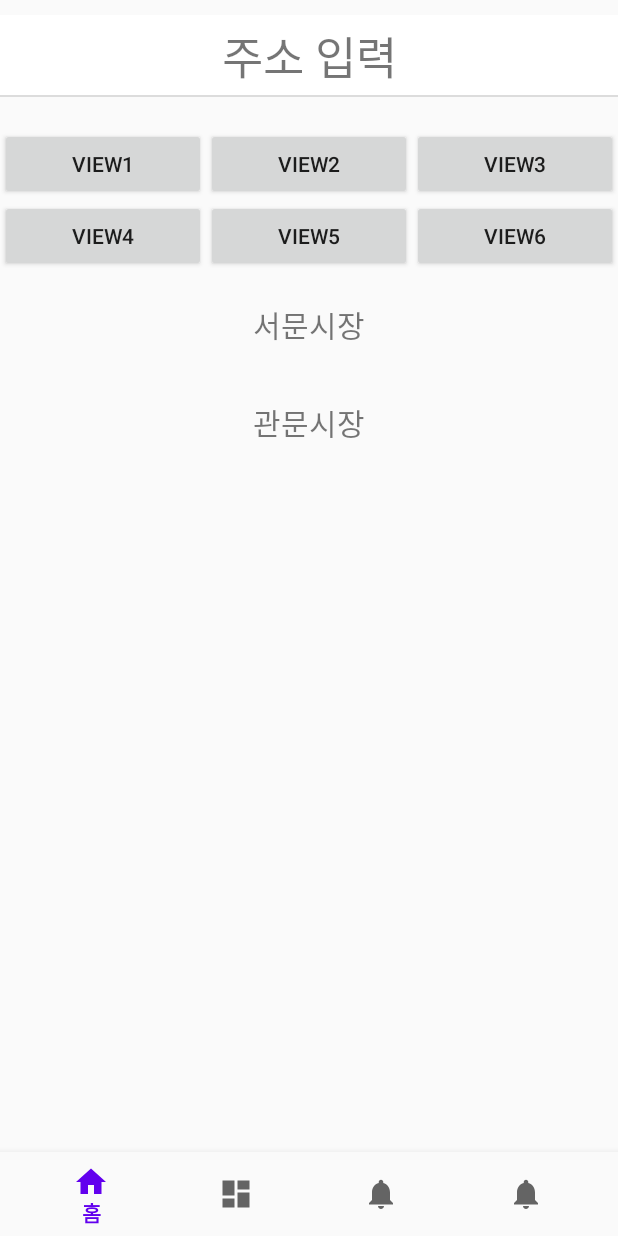
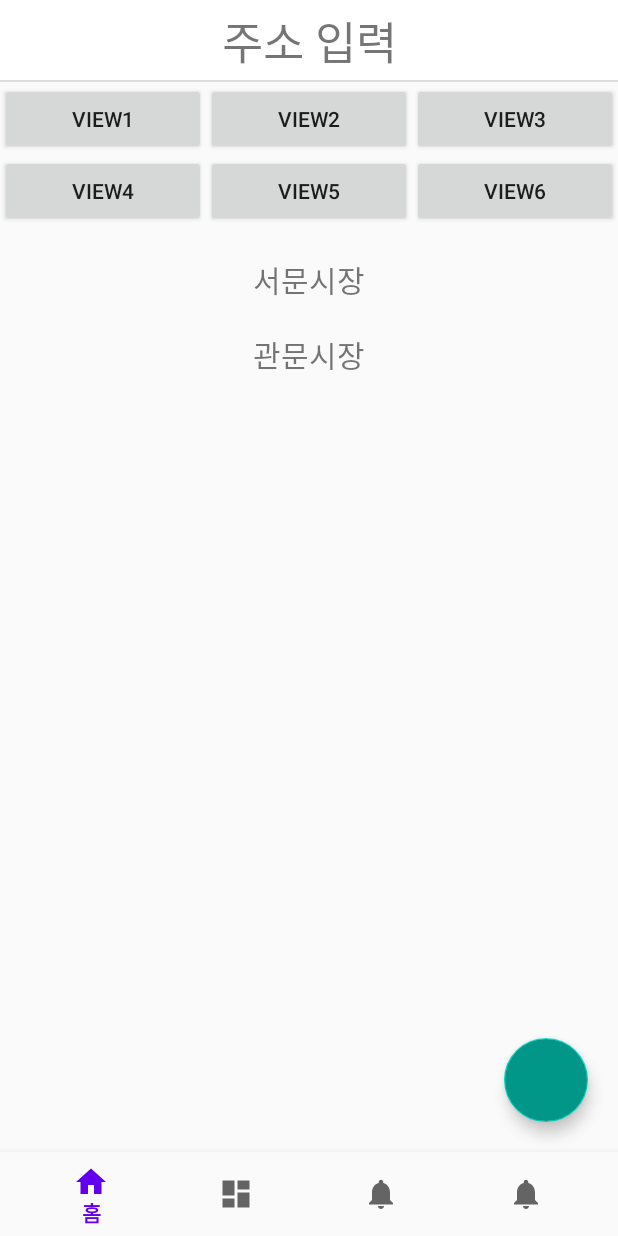
Before and after one commit to goddl717/find_sijang, an Android app: the screen it shows after launch (MainActivity), on a phone screen of 412 x 824 dp. Run offline under Robolectric (Android 15) with nearby library versions, the phone set to English and light mode, and no system bars; our stand-ins replace Firebase (no records; nobody signed in at launch, a user with empty details on screens opened directly), navigation-ui.

Commit message:
FloattingActionButton 구현

```diff
--- a/app/src/main/java/com/example/myapplication/model/Store.java
+++ b/app/src/main/java/com/example/myapplication/model/Store.java
@@ -1,6 +1,4 @@
 package com.example.myapplication.model;
-
-import com.example.myapplication.model.Item;
 
 import java.util.HashMap;
 import java.util.Map;
--- a/app/src/main/java/com/example/myapplication/navfragment/home/HomeFragment.java
+++ b/app/src/main/java/com/example/myapplication/navfragment/home/HomeFragment.java
@@ -1,5 +1,6 @@
 package com.example.myapplication.navfragment.home;
 
+import android.content.Context;
 import android.content.Intent;
 import android.content.SharedPreferences;
 import android.os.Bundle;
@@ -8,7 +9,10 @@ import android.util.Log;
 import android.view.LayoutInflater;
 import android.view.View;
 import android.view.ViewGroup;
+import android.view.animation.Animation;
+import android.view.animation.AnimationUtils;
 import android.widget.TextView;
+import android.widget.Toast;
 
 import androidx.annotation.NonNull;
 import androidx.fragment.app.Fragment;
@@ -20,6 +24,7 @@ import com.example.myapplication.R;
 
 import com.example.myapplication.model.Market;
 import com.example.myapplication.model.Store;
+import com.google.android.material.floatingactionbutton.FloatingActionButton;
 import com.google.firebase.database.DataSnapshot;
 import com.google.firebase.database.DatabaseError;
 import com.google.firebase.database.FirebaseDatabase;
@@ -31,7 +36,7 @@ import java.util.ArrayList;
 
 import static android.app.Activity.RESULT_OK;
 
-public class HomeFragment extends Fragment {
+public class HomeFragment extends Fragment implements View.OnClickListener{
 
 
     private TextView text_address;
@@ -43,7 +48,11 @@ public class HomeFragment extends Fragment {
     private ArrayList<Store> storeArrayList = new ArrayList<Store>();
     private ArrayList<String> storeKey = new ArrayList<String>();
 
-
+    //  floating actionbar
+    private Context mContext;
+    private FloatingActionButton fab_main, fab_sub1, fab_sub2;
+    private Animation fab_open, fab_close;
+    private boolean isFabOpen = false;
 
     public View onCreateView(@NonNull LayoutInflater inflater,
                              ViewGroup container, Bundle savedInstanceState) {
@@ -105,9 +114,16 @@ public class HomeFragment extends Fragment {
 //         sotreAdapter2 = new StoreAdapter(InfoArrayList);
 //        recyclerView2.setAdapter(sotreAdapter2);
 
-
-
-
+        // floatingActionButton
+        mContext = getActivity();
+        fab_open = AnimationUtils.loadAnimation(mContext, R.anim.fab_open);
+        fab_close = AnimationUtils.loadAnimation(mContext, R.anim.fab_close);
+        fab_main = (FloatingActionButton) root.findViewById(R.id.fab_main);
+        fab_sub1 = (FloatingActionButton) root.findViewById(R.id.fab_sub1);
+        fab_sub2 = (FloatingActionButton) root.findViewById(R.id.fab_sub2);
+        fab_main.setOnClickListener(this);
+        fab_sub1.setOnClickListener(this);
+        fab_sub2.setOnClickListener(this);
         return root;
     }
 
@@ -123,4 +139,42 @@ public class HomeFragment extends Fragment {
                 break;
         }
     }
+    // floatingActionButton 동작
+    @Override
+    public void onClick(View v) {
+        switch (v.getId()) {
+            case R.id.fab_main:
+                toggleFab();
+                break;
+            case R.id.fab_sub1:
+                toggleFab();
+//                startActivity(new Intent(getActivity(), ResisterStoreActivity.class));
+                break;
+            case R.id.fab_sub2:
+                toggleFab();
+                Toast.makeText(getActivity(), "Map Open-!", Toast.LENGTH_SHORT).show();
+                break;
+        }
+    }
+
+    private void toggleFab() {
+
+        if (isFabOpen) {
+            fab_main.setImageResource(R.drawable.ic_add);
+            fab_sub1.startAnimation(fab_close);
+            fab_sub2.startAnimation(fab_close);
+            fab_sub1.setClickable(false);
+            fab_sub2.setClickable(false);
+            isFabOpen = false;
+
+        } else {
+            fab_main.setImageResource(R.drawable.ic_close);
+            fab_sub1.startAnimation(fab_open);
+            fab_sub2.startAnimation(fab_open);
+            fab_sub1.setClickable(true);
+            fab_sub2.setClickable(true);
+            isFabOpen = true;
+        }
+
+    }
 }
--- /dev/null
+++ b/app/src/main/res/anim/fab_close.xml
@@ -0,0 +1,20 @@
+<?xml version="1.0" encoding="utf-8"?>
+
+<set xmlns:android="http://schemas.android.com/apk/res/android"
+    android:fillAfter="true">
+    <scale
+        android:duration="300"
+        android:fromXScale="0.8"
+        android:fromYScale="0.8"
+        android:interpolator="@android:anim/linear_interpolator"
+        android:pivotX="50%"
+        android:pivotY="50%"
+        android:toXScale="0.0"
+        android:toYScale="0.0" />
+
+    <alpha
+        android:duration="300"
+        android:fromAlpha="1.0"
+        android:interpolator="@android:anim/accelerate_interpolator"
+        android:toAlpha="0.0" />
+</set>
--- /dev/null
+++ b/app/src/main/res/anim/fab_open.xml
@@ -0,0 +1,22 @@
+<?xml version="1.0" encoding="utf-8"?>
+
+<set xmlns:android="http://schemas.android.com/apk/res/android"
+
+    android:fillAfter="true">
+
+    <scale
+        android:duration="300"
+        android:fromXScale="0.0"
+        android:fromYScale="0.0"
+        android:interpolator="@android:anim/linear_interpolator"
+        android:pivotX="50%"
+        android:pivotY="50%"
+        android:toXScale="0.8"
+        android:toYScale="0.8" />
+
+    <alpha
+        android:duration="300"
+        android:fromAlpha="0.0"
+        android:interpolator="@android:anim/accelerate_interpolator"
+        android:toAlpha="1.0" />
+</set>
--- /dev/null
+++ b/app/src/main/res/drawable/ic_add.xml
@@ -0,0 +1,10 @@
+<vector xmlns:android="http://schemas.android.com/apk/res/android"
+    android:width="24dp"
+    android:height="24dp"
+    android:viewportWidth="24"
+    android:viewportHeight="24"
+    android:tint="?attr/colorControlNormal">
+    <path
+        android:fillColor="@android:color/white"
+        android:pathData="M19,13h-6v6h-2v-6H5v-2h6V5h2v6h6v2z"/>
+</vector>
--- /dev/null
+++ b/app/src/main/res/drawable/ic_close.xml
@@ -0,0 +1,10 @@
+<vector xmlns:android="http://schemas.android.com/apk/res/android"
+    android:width="24dp"
+    android:height="24dp"
+    android:viewportWidth="24"
+    android:viewportHeight="24"
+    android:tint="?attr/colorControlNormal">
+    <path
+        android:fillColor="@android:color/white"
+        android:pathData="M19,6.41L17.59,5 12,10.59 6.41,5 5,6.41 10.59,12 5,17.59 6.41,19 12,13.41 17.59,19 19,17.59 13.41,12z"/>
+</vector>
--- a/app/src/main/res/layout/fragment_home.xml
+++ b/app/src/main/res/layout/fragment_home.xml
@@ -1,29 +1,34 @@
 <?xml version="1.0" encoding="utf-8"?>
-<LinearLayout xmlns:android="http://schemas.android.com/apk/res/android"
+<androidx.constraintlayout.widget.ConstraintLayout
+    xmlns:android="http://schemas.android.com/apk/res/android"
     xmlns:app="http://schemas.android.com/apk/res-auto"
     xmlns:tools="http://schemas.android.com/tools"
     android:layout_width="match_parent"
-    android:layout_height="match_parent"
-    android:orientation="vertical"
-    tools:context=".navfragment.home.HomeFragment">
+    android:layout_height="match_parent">
 
     <TextView
         android:id="@+id/current_address"
-        android:layout_width="match_parent"
+        android:layout_width="0dp"
         android:layout_height="55sp"
+        android:layout_gravity="center"
         android:background="@drawable/border"
-        android:layout_marginTop="10sp"
-        android:layout_marginBottom="20dp"
+        android:gravity="center"
+        android:paddingLeft="10sp"
+        android:paddingRight="10sp"
         android:text="송현동 1910-32"
         android:textAlignment="center"
         android:textSize="30sp"
-        android:paddingLeft="10sp"
-        android:paddingRight="10sp"
-        android:gravity="center"
-        android:layout_gravity="center"
-        />
+        app:layout_constraintEnd_toEndOf="parent"
+        app:layout_constraintStart_toStartOf="parent"
+        app:layout_constraintTop_toTopOf="parent" />
+
 
     <GridLayout
+        android:id="@+id/gridlayout"
+        app:layout_constraintTop_toBottomOf="@+id/current_address"
+        app:layout_constraintStart_toStartOf="parent"
+        app:layout_constraintEnd_toEndOf="parent"
+
         android:layout_width="match_parent"
         android:layout_height="wrap_content"
         android:columnCount="1"
@@ -82,12 +87,14 @@
                 android:layout_height="wrap_content"
                 android:layout_weight="1"
                 android:text="VIEW6" />
-
         </LinearLayout>
-
     </GridLayout>
 
+
     <TextView
+        app:layout_constraintTop_toBottomOf="@+id/gridlayout"
+        app:layout_constraintStart_toStartOf="parent"
+        app:layout_constraintEnd_toEndOf="parent"
         android:id="@+id/market_title1"
         android:layout_width="match_parent"
         android:layout_height="wrap_content"
@@ -99,14 +106,19 @@
         />
 
     <androidx.recyclerview.widget.RecyclerView
+        app:layout_constraintTop_toBottomOf="@+id/market_title1"
+        app:layout_constraintStart_toStartOf="parent"
+        app:layout_constraintEnd_toEndOf="parent"
         android:id="@+id/recyclerview_market"
         android:layout_width="match_parent"
         android:layout_height="wrap_content"
         android:scrollbars="none"
-        tools:listitem="@layout/market_item"
         />
 
     <TextView
+        app:layout_constraintTop_toBottomOf="@+id/recyclerview_market"
+        app:layout_constraintStart_toStartOf="parent"
+        app:layout_constraintEnd_toEndOf="parent"
         android:id="@+id/market_title2"
         android:layout_width="match_parent"
         android:layout_height="wrap_content"
@@ -121,6 +133,48 @@
         android:layout_width="match_parent"
         android:layout_height="wrap_content"
         android:scrollbars="none"
-        tools:listitem="@layout/market_item" />
+        app:layout_constraintEnd_toEndOf="parent"
+        app:layout_constraintHorizontal_bias="0.0"
+        app:layout_constraintStart_toStartOf="parent"
+        app:layout_constraintTop_toBottomOf="@+id/market_title2" />
 
-</LinearLayout>
+    <com.google.android.material.floatingactionbutton.FloatingActionButton
+        android:id="@+id/fab_sub1"
+        android:layout_width="wrap_content"
+        android:layout_height="wrap_content"
+        android:layout_above="@+id/fab_sub2"
+        android:layout_marginEnd="20dp"
+        android:layout_marginBottom="15dp"
+        android:backgroundTint="#ffffff"
+        android:visibility="invisible"
+        app:borderWidth="0dp"
+        app:fabSize="normal"
+        app:layout_constraintBottom_toTopOf="@+id/fab_sub2"
+        app:layout_constraintEnd_toEndOf="parent" />
+
+    <com.google.android.material.floatingactionbutton.FloatingActionButton
+        android:id="@+id/fab_sub2"
+        android:layout_width="wrap_content"
+        android:layout_height="wrap_content"
+        android:layout_above="@+id/fab_main"
+        android:layout_marginEnd="20dp"
+        android:layout_marginBottom="15dp"
+        android:backgroundTint="#ffffff"
+        android:visibility="invisible"
+        app:borderWidth="0dp"
+        app:fabSize="normal"
+        app:layout_constraintBottom_toTopOf="@+id/fab_main"
+        app:layout_constraintEnd_toEndOf="parent" />
+
+    <com.google.android.material.floatingactionbutton.FloatingActionButton
+        android:id="@+id/fab_main"
+        android:layout_width="wrap_content"
+        android:layout_height="wrap_content"
+        android:layout_marginEnd="20dp"
+        android:layout_marginBottom="20dp"
+        android:backgroundTint="#009688"
+        app:fabSize="normal"
+        app:layout_constraintBottom_toBottomOf="parent"
+        app:layout_constraintEnd_toEndOf="parent" />
+
+</androidx.constraintlayout.widget.ConstraintLayout>
```
